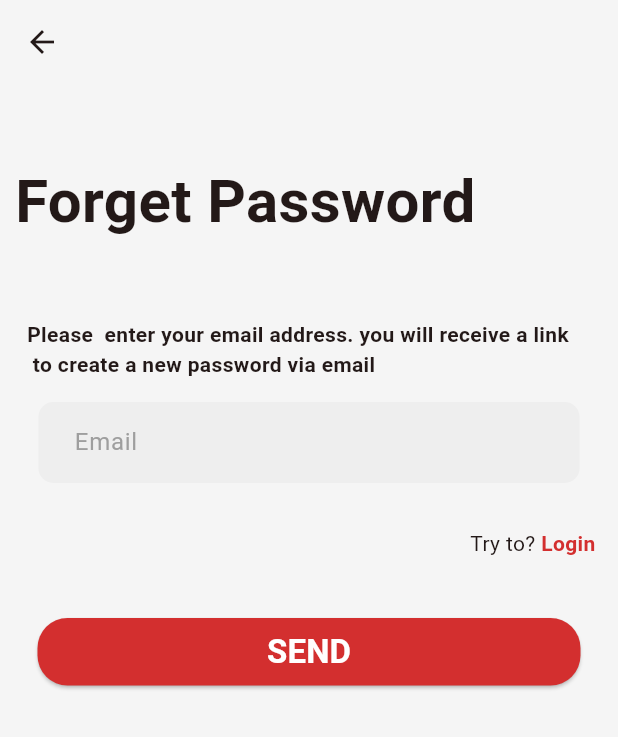
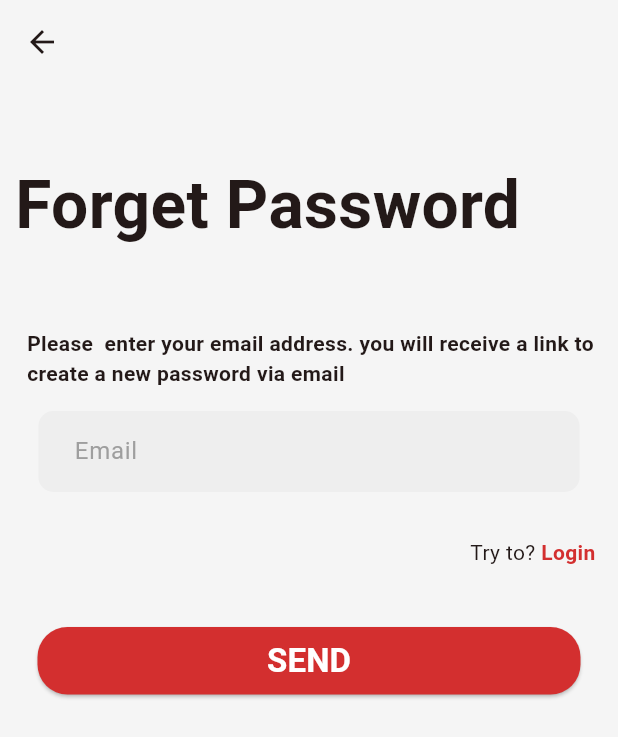
Before and after one commit to Mohamedali0219/SnapBuy_Depi, a Flutter app: the ForgetPassword screen opened by its route, on a phone screen of 412 x 824 dp. Shown: the top 737 px of the screen. Run offline on Flutter 3.47's test engine with Material 3 defaults, Android fonts, the phone set to English and light mode, and no system bars; our stand-ins replace animated_text_kit, awesome_dialog, bloc, cached_network_image, carousel_slider, cloud_firestore and 13 more; missing offline and left inert: flutter_stripe; accounts and stored records are empty.

Commit message:
some refactore on responsive

```diff
--- a/lib/features/auth/forget_password.dart
+++ b/lib/features/auth/forget_password.dart
@@ -1,6 +1,7 @@
 import 'package:awesome_dialog/awesome_dialog.dart';
 import 'package:firebase_auth/firebase_auth.dart';
 import 'package:flutter/material.dart';
+import 'package:flutter_screenutil/flutter_screenutil.dart';
 import 'package:snap_buy_app/core/helper/extensions/navigation_extension.dart';
 import 'package:snap_buy_app/core/routes/routes.dart';
 import 'package:snap_buy_app/features/auth/widgets/custom_text_form_feild.dart';
@@ -19,7 +20,7 @@ class ForgetPassword extends StatelessWidget {
       body: SingleChildScrollView(
         child: Column(
           children: [
-            const Padding(
+            Padding(
               padding: EdgeInsets.only(left: 10, top: 50),
               child: Row(
                 mainAxisAlignment: MainAxisAlignment.start,
@@ -27,7 +28,7 @@ class ForgetPassword extends StatelessWidget {
                   Text(
                     "Forget Password",
                     style: TextStyle(
-                      fontSize: 40,
+                      fontSize: 40.sp,
                       fontWeight: FontWeight.bold,
                     ),
                   ),
@@ -39,16 +40,11 @@ class ForgetPassword extends StatelessWidget {
             ),
             const Padding(
               padding: EdgeInsets.only(left: 18),
-              child: Row(
-                mainAxisAlignment: MainAxisAlignment.start,
-                children: [
-                  Text(
-                    "Please  enter your email address. you will receive a link\n to create a new password via email",
-                    style: TextStyle(
-                      fontWeight: FontWeight.bold,
-                    ),
-                  )
-                ],
+              child: Text(
+                "Please  enter your email address. you will receive a link to create a new password via email",
+                style: TextStyle(
+                  fontWeight: FontWeight.bold,
+                ),
               ),
             ),
             CustomTextFormField(
--- a/lib/features/home/ui/widget/category_item.dart
+++ b/lib/features/home/ui/widget/category_item.dart
@@ -23,7 +23,7 @@ class CategoryItem extends StatelessWidget {
         child: Column(
           children: [
             Container(
-              padding: const EdgeInsets.symmetric(horizontal: 15, vertical: 10),
+              padding: EdgeInsets.symmetric(horizontal: 15.w, vertical: 10.h),
               decoration: BoxDecoration(
                 color: isSelected ? ColorsManager.redColor : Colors.grey[200],
                 borderRadius: BorderRadius.circular(10),
--- a/lib/features/shop/data/models/amount_model/amount_model.dart
+++ b/lib/features/shop/data/models/amount_model/amount_model.dart
@@ -17,6 +17,6 @@ class AmountModel {
   Map<String, dynamic> toJson() => {
         'total': total,
         'currency': currency,
-        'details': details?.toJson(),
+        'details': details.toJson(),
       };
 }
```
Also changed, not shown: lib/core/widgets/product_widget.dart (+12 -12 lines), lib/features/home/ui/widget/product_gridview.dart (+6 -5 lines).
